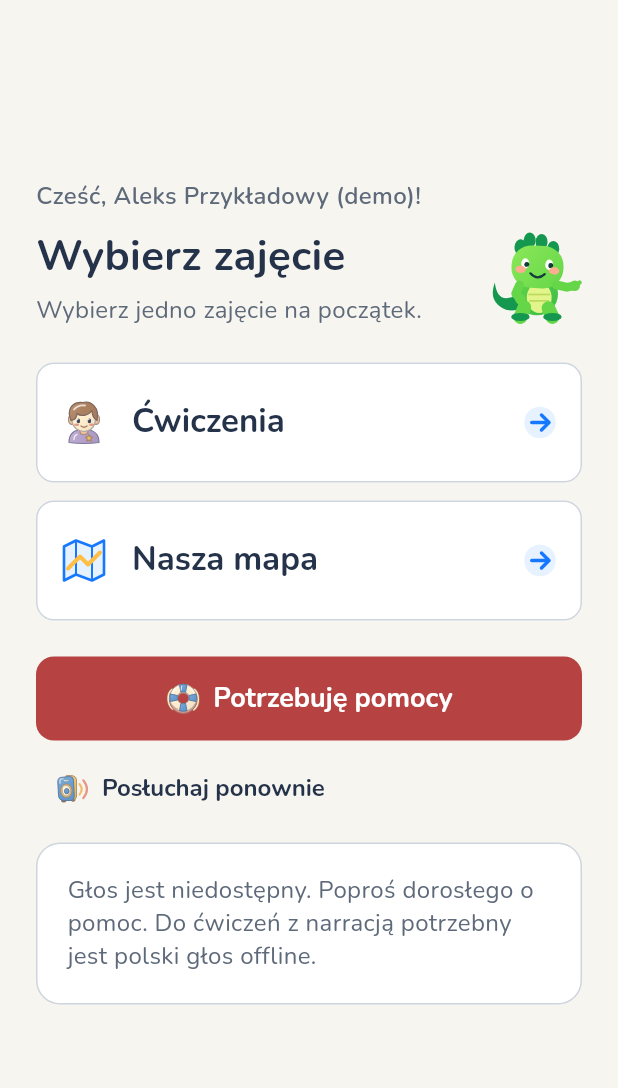
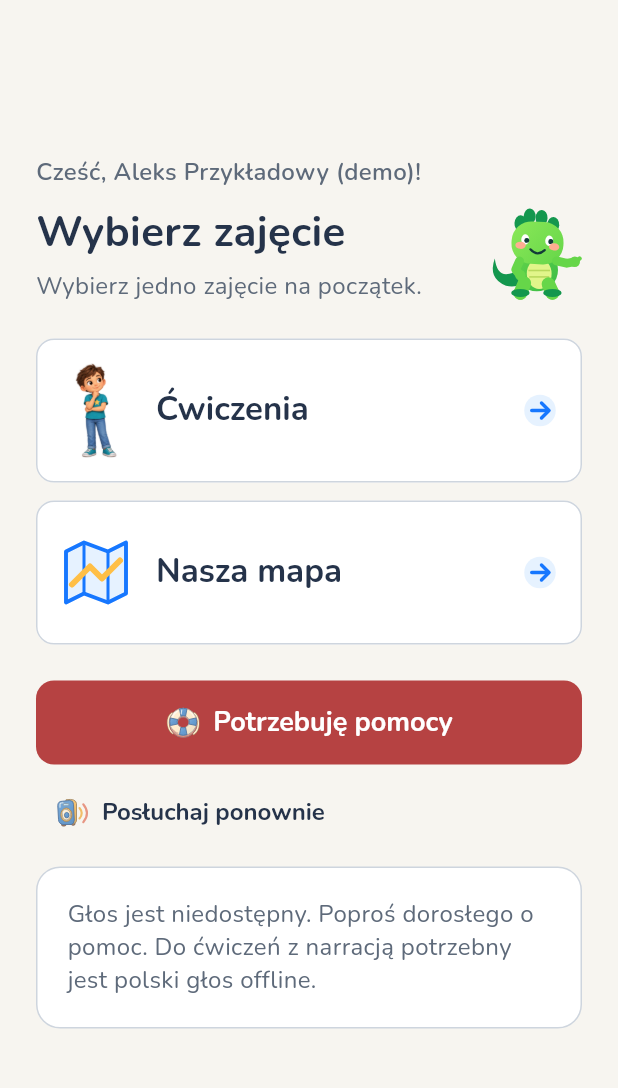
Before and after one commit to Mighty683/hackyeah, a Flutter app: the ChildOnboardingScreen screen opened directly, after a tap on "Podaj imię", after a tap on "Wybierz postać", after a tap on "Rozpocznij ćwiczenie", on a phone screen of 412 x 824 dp, the part 68-1156 px from its top. Run offline on Flutter 3.47's test engine with Material 3 defaults, Android fonts, the phone set to English and light mode, and no system bars; our stand-ins replace flutter_secure_storage, geolocator, image_picker; missing offline and left inert: dart:js_interop, flame; accounts and stored records are empty; project files that could hold a hidden picture were left out.

Commit message:
Fit Dino and larger illustrated activity buttons on phones

```diff
--- a/mobile/lib/features/mission/practice_launcher.dart
+++ b/mobile/lib/features/mission/practice_launcher.dart
@@ -4,6 +4,7 @@ import 'package:flutter/foundation.dart';
 import '../../ui/basebound_icons.dart';
 import '../../ui/basebound_ui.dart';
 import '../../widgets/basebound_mascot.dart';
+import '../../widgets/child_character.dart';
 import '../game/game_launcher.dart';
 import '../help/help_screen.dart';
 import '../parent/data/family_plan.dart';
@@ -64,7 +65,8 @@ class _PracticeSelectionScreenState extends State<_PracticeSelectionScreen>
 
   String get _instruction => switch (_selection) {
     _Selection.activity => 'Wybierz zajęcie. Ćwiczenia lub Nasza mapa.',
-    _Selection.scenario => 'Wybierz scenariusz. Alarm lub zgubienie się.',
+    _Selection.scenario =>
+      'Wybierz scenariusz. Słyszysz alarm lub ćwicz z mapą.',
     _Selection.mode => 'Wybierz miejsce ćwiczenia. W domu lub na zewnątrz.',
   };
 
@@ -169,9 +171,19 @@ class _PracticeSelectionScreenState extends State<_PracticeSelectionScreen>
         body: SafeArea(
           child: IllustratedBackdrop(
             warm: true,
-            child: Center(
+            child: LayoutBuilder(
+              builder: (context, constraints) {
+                final compact =
+                    _selection == _Selection.activity &&
+                    constraints.maxHeight < 600;
+                return Center(
                   child: SingleChildScrollView(
-                padding: const EdgeInsets.fromLTRB(24, 16, 24, 24),
+                    padding: EdgeInsets.fromLTRB(
+                      24,
+                      compact ? 4 : 16,
+                      24,
+                      compact ? 4 : 24,
+                    ),
                     child: ConstrainedBox(
                       constraints: const BoxConstraints(maxWidth: 480),
                       child: Column(
@@ -180,16 +192,19 @@ class _PracticeSelectionScreenState extends State<_PracticeSelectionScreen>
                           if (widget.child.fullName.trim().isNotEmpty) ...[
                             Text(
                               'Cześć, ${widget.child.fullName}!',
+                              maxLines: compact ? 1 : null,
+                              overflow: compact ? TextOverflow.ellipsis : null,
                               style: const TextStyle(
                                 color: BaseboundColors.muted,
                                 fontSize: 16,
                                 fontWeight: FontWeight.w600,
                               ),
                             ),
-                        const SizedBox(height: 12),
+                            SizedBox(height: compact ? 4 : 12),
                           ],
                           _PracticeHeading(
                             title: title,
+                            compact: compact,
                             instruction: switch (_selection) {
                               _Selection.activity =>
                                 'Wybierz jedno zajęcie na początek.',
@@ -199,14 +214,35 @@ class _PracticeSelectionScreenState extends State<_PracticeSelectionScreen>
                                 'Wybierz scenę do ćwiczenia alarmu.',
                             },
                           ),
-                      const SizedBox(height: 24),
-                      ..._choices(),
-                      if (_selection == _Selection.activity) ...[
+                          SizedBox(height: compact ? 8 : 24),
+                          ..._choices(compact: compact),
+                          if (compact) ...[
+                            Row(
+                              children: [
+                                Expanded(
+                                  child: HelpEntryButton(
+                                    onPressed: () => _open(const HelpScreen()),
+                                  ),
+                                ),
+                                const SizedBox(width: 8),
+                                IconButton(
+                                  onPressed: _opening ? null : _speak,
+                                  tooltip: 'Posłuchaj ponownie',
+                                  icon: const BaseboundIcon(
+                                    BaseboundIconName.speaker,
+                                  ),
+                                ),
+                              ],
+                            ),
+                          ],
+                          if (_selection == _Selection.activity &&
+                              !compact) ...[
                             const SizedBox(height: 12),
                             HelpEntryButton(
                               onPressed: () => _open(const HelpScreen()),
                             ),
                           ],
+                          if (!compact) ...[
                             const SizedBox(height: 8),
                             Align(
                               alignment: Alignment.centerLeft,
@@ -219,16 +255,28 @@ class _PracticeSelectionScreenState extends State<_PracticeSelectionScreen>
                                 label: const Text('Posłuchaj ponownie'),
                               ),
                             ),
-                      if (!_audioAvailable)
+                          ],
+                          if (!_audioAvailable && compact)
                             const Padding(
-                          padding: EdgeInsets.only(top: 12),
+                              padding: EdgeInsets.only(top: 4),
+                              child: Text(
+                                'Brak głosu? Czytaj z dorosłym.',
+                                style: TextStyle(color: BaseboundColors.muted),
+                              ),
+                            ),
+                          if (!_audioAvailable && !compact)
+                            Padding(
+                              padding: const EdgeInsets.only(top: 12),
                               child: SoftPanel(
+                                padding: const EdgeInsets.all(20),
                                 child: Text(
                                   kIsWeb
-                                  ? 'Głos w przeglądarce jest niedostępny. Dotknij Posłuchaj ponownie lub czytaj z dorosłym.'
+                                      ? 'Brak głosu? Posłuchaj ponownie lub czytaj z dorosłym.'
                                       : 'Głos jest niedostępny. Poproś dorosłego o pomoc. '
                                             'Do ćwiczeń z narracją potrzebny jest polski głos offline.',
-                              style: TextStyle(color: BaseboundColors.muted),
+                                  style: TextStyle(
+                                    color: BaseboundColors.muted,
+                                  ),
                                 ),
                               ),
                             ),
@@ -239,7 +287,9 @@ class _PracticeSelectionScreenState extends State<_PracticeSelectionScreen>
                                 onPressed: _opening
                                     ? null
                                     : () => _select(_Selection.scenario),
-                            icon: const BaseboundIcon(BaseboundIconName.back),
+                                icon: const BaseboundIcon(
+                                  BaseboundIconName.back,
+                                ),
                                 label: const Text('Wybierz scenariusz'),
                               ),
                             ),
@@ -247,6 +297,8 @@ class _PracticeSelectionScreenState extends State<_PracticeSelectionScreen>
                       ),
                     ),
                   ),
+                );
+              },
             ),
           ),
         ),
@@ -254,27 +306,29 @@ class _PracticeSelectionScreenState extends State<_PracticeSelectionScreen>
     );
   }
 
-  List<Widget> _choices() => switch (_selection) {
+  List<Widget> _choices({required bool compact}) => switch (_selection) {
     _Selection.activity => [
       _choice(
         'Ćwiczenia',
         BaseboundIconName.child,
         () => _open(PracticeScenarioScreen(child: widget.child)),
+        compact: compact,
       ),
       _choice(
         'Nasza mapa',
         BaseboundIconName.map,
         () => _open(const GameLauncher()),
+        compact: compact,
       ),
     ],
     _Selection.scenario => [
       _choice(
-        'Ćwiczenie alarmu',
+        'Słyszysz alarm',
         BaseboundIconName.alarm,
         () => _select(_Selection.mode),
       ),
       _choice(
-        "Ćwiczenie zgubienia się",
+        'Ćwicz z mapą',
         BaseboundIconName.lost,
         () => _open(LostMissionLauncher(child: widget.child)),
       ),
@@ -296,23 +350,44 @@ class _PracticeSelectionScreenState extends State<_PracticeSelectionScreen>
   Widget _choice(
     String label,
     BaseboundIconName icon,
-    VoidCallback onPressed,
-  ) => Padding(
-    padding: const EdgeInsets.only(bottom: 12),
+    VoidCallback onPressed, {
+    bool compact = false,
+  }) => Padding(
+    padding: EdgeInsets.only(bottom: compact ? 8 : 12),
     child: BaseboundActionTile(
       label: label,
       icon: icon,
       onPressed: _opening ? null : onPressed,
       large: _selection == _Selection.activity,
+      padding: _selection == _Selection.activity
+          ? EdgeInsets.symmetric(horizontal: 16, vertical: compact ? 8 : 16)
+          : null,
+      leading: _selection == _Selection.activity
+          ? SizedBox(
+              width: 48,
+              height: 64,
+              child: icon == BaseboundIconName.child
+                  ? ChildCharacter(
+                      pose: ChildPoseName.stand,
+                      gender: widget.child.gender ?? ChildGender.girl,
+                    )
+                  : Center(child: BaseboundIcon(icon, size: 48)),
+            )
+          : null,
     ),
   );
 }
 
 class _PracticeHeading extends StatelessWidget {
-  const _PracticeHeading({required this.title, required this.instruction});
+  const _PracticeHeading({
+    required this.title,
+    required this.instruction,
+    this.compact = false,
+  });
 
   final String title;
   final String instruction;
+  final bool compact;
 
   @override
   Widget build(BuildContext context) => LayoutBuilder(
@@ -329,6 +404,7 @@ class _PracticeHeading extends StatelessWidget {
               fontWeight: FontWeight.w700,
             ),
           ),
+          if (!compact) ...[
             const SizedBox(height: 8),
             Text(
               instruction,
@@ -339,10 +415,10 @@ class _PracticeHeading extends StatelessWidget {
               ),
             ),
           ],
+        ],
       );
-      if (constraints.maxWidth < 280 ||
-          MediaQuery.textScalerOf(context).scale(28) > 38 ||
-          MediaQuery.sizeOf(context).height < 600) {
+      if (constraints.maxWidth < 240 ||
+          MediaQuery.textScalerOf(context).scale(28) > 38) {
         return heading;
       }
       return Row(
@@ -350,7 +426,10 @@ class _PracticeHeading extends StatelessWidget {
         children: [
           Expanded(child: heading),
           const SizedBox(width: 16),
-          const BaseboundMascot(size: 64, pose: DinoPose.point),
+          BaseboundMascot(
+            size: constraints.maxWidth < 360 ? 48 : 64,
+            pose: DinoPose.point,
+          ),
         ],
       );
     },
--- a/mobile/lib/ui/basebound_ui.dart
+++ b/mobile/lib/ui/basebound_ui.dart
@@ -65,6 +65,8 @@ class BaseboundActionTile extends StatelessWidget {
     this.description,
     this.selected = false,
     this.large = false,
+    this.leading,
+    this.padding,
   });
 
   final String label;
@@ -74,16 +76,19 @@ class BaseboundActionTile extends StatelessWidget {
   final bool selected;
   final bool large;
 
+  /// Decorative artwork remains inside the tile's single navigation target.
+  final Widget? leading;
+  final EdgeInsetsGeometry? padding;
+
   @override
   Widget build(BuildContext context) => Semantics(
     selected: selected,
     child: OutlinedButton(
       onPressed: onPressed,
       style: OutlinedButton.styleFrom(
-        padding: EdgeInsets.symmetric(
-          horizontal: 16,
-          vertical: large ? 24 : 16,
-        ),
+        padding:
+            padding ??
+            EdgeInsets.symmetric(horizontal: 16, vertical: large ? 24 : 16),
         backgroundColor: selected ? BaseboundColors.sky : Colors.white,
         side: BorderSide(
           color: selected ? BaseboundColors.blue : BaseboundColors.border,
@@ -92,7 +97,9 @@ class BaseboundActionTile extends StatelessWidget {
       ),
       child: Row(
         children: [
-          ExcludeSemantics(child: BaseboundIcon(icon, size: large ? 32 : 24)),
+          ExcludeSemantics(
+            child: leading ?? BaseboundIcon(icon, size: large ? 32 : 24),
+          ),
           const SizedBox(width: 16),
           Expanded(
             child: Column(
```
Also changed, not shown: 5 other files. Lines whose indentation alone changed are shown as unchanged.
